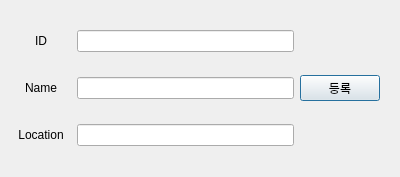
This is Admin/Dia_Register.ui in siroimono-0/EV_HMI_SV as Qt 5 draws it before an edit. The edited form follows.
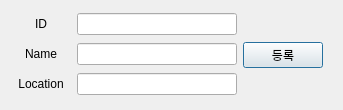
This is the edited form.

Diff of the .ui file:
```diff
--- a/Admin/Dia_Register.ui
+++ b/Admin/Dia_Register.ui
@@ -6,8 +6,8 @@
    <rect>
     <x>0</x>
     <y>0</y>
-    <width>400</width>
-    <height>177</height>
+    <width>343</width>
+    <height>110</height>
    </rect>
   </property>
   <property name="windowTitle">
```
